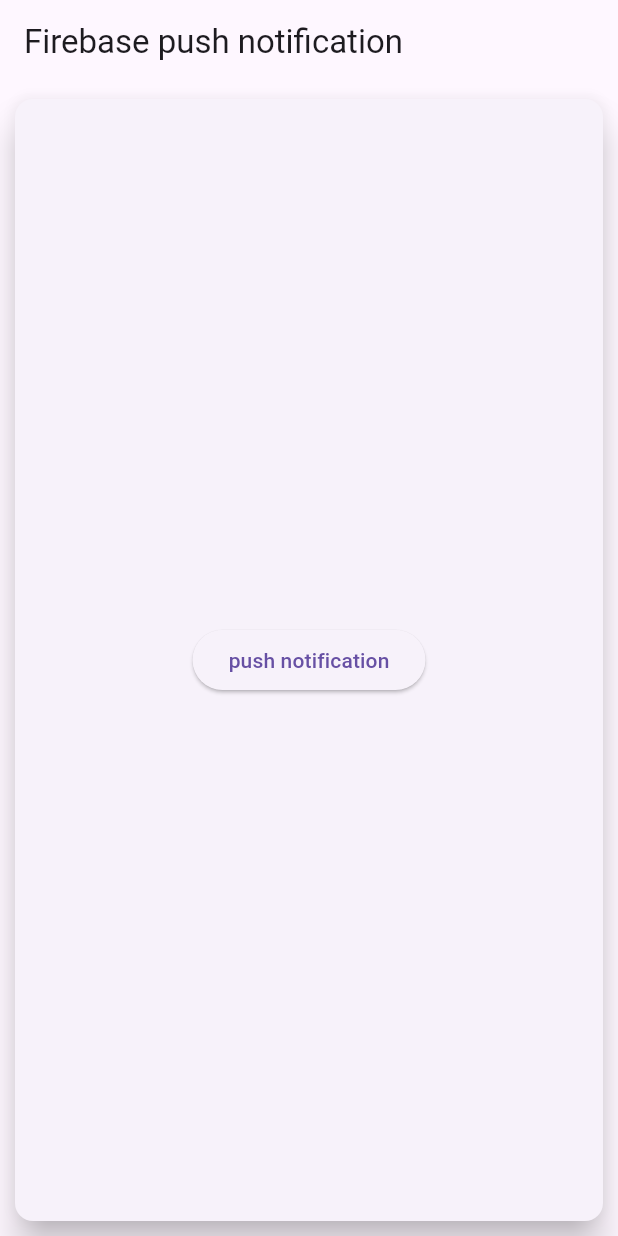
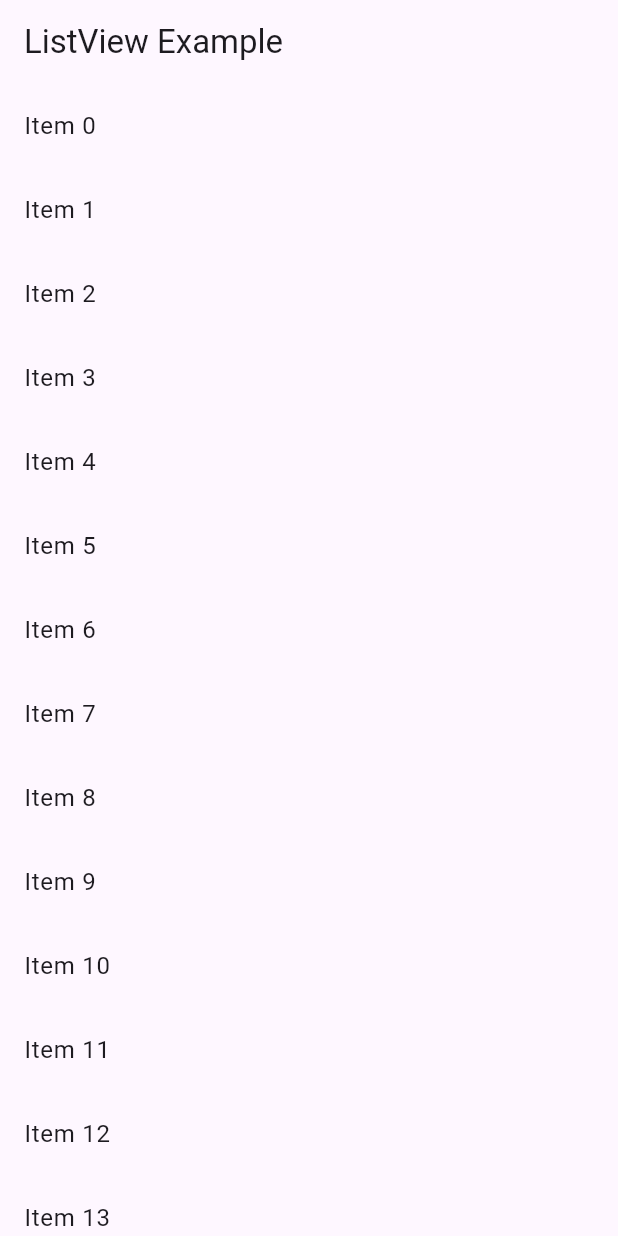
Before and after one commit to krupal0/web-notification-, a Flutter app: the screen it shows after launch, on a phone screen of 412 x 824 dp. Run offline on Flutter 3.47's test engine with Material 3 defaults, Android fonts, the light colour scheme and no system bars; our stand-ins replace firebase_core; accounts and stored records are empty.

Commit message:
forward and reverse scrolling

```diff
--- a/lib/main.dart
+++ b/lib/main.dart
@@ -1,149 +1,116 @@
-import 'dart:async';
-import 'dart:html' as web;
-
-import 'package:firebase_core/firebase_core.dart';
-import 'package:firebase_messaging/firebase_messaging.dart';
 import 'package:flutter/material.dart';
 
-import 'firebase_options.dart';
-
-main() async {
-  await Firebase.initializeApp(
-    options: DefaultFirebaseOptions.currentPlatform,
-  );
-  WidgetsFlutterBinding.ensureInitialized();
+void main() {
   runApp(MyApp());
 }
 
 class MyApp extends StatelessWidget {
-  // This widget is the root of your application.
   @override
   Widget build(BuildContext context) {
     return MaterialApp(
-      title: 'Flutter Animation',
-      theme: ThemeData(
-        primarySwatch: Colors.blue,
-      ),
-      home: PushNotificationApp(),
+      home: MyListView(),
     );
   }
 }
 
-/// Entry point for the example application.
-class PushNotificationApp extends StatefulWidget {
-  static const routeName = "/firebase-push";
-
+class MyListView extends StatefulWidget {
   @override
-  _PushNotificationAppState createState() => _PushNotificationAppState();
+  _MyListViewState createState() => _MyListViewState();
 }
 
-class _PushNotificationAppState extends State<PushNotificationApp> {
-  @override
-  void initState() {
-    getPermission();
-    messageListener(context);
-    super.initState();
-  }
-
-  @override
-  Widget build(BuildContext context) {
-    return FutureBuilder(
-      // Initialize FlutterFire
-      future: Firebase.initializeApp(),
-      builder: (context, snapshot) {
-        // Check for errors
-        if (snapshot.hasError) {
-          return Center(
-            child: Text(snapshot.error.toString()),
-          );
-        }
-        if (snapshot.connectionState == ConnectionState.done) {
-          return NotificationPage();
-        }
-        return const Center(
-          child: CircularProgressIndicator(),
-        );
-      },
-    );
-  }
-
-  Future<void> getPermission() async {
-    FirebaseMessaging messaging = FirebaseMessaging.instance;
-
-    NotificationSettings settings = await messaging.requestPermission(
-      alert: true,
-      announcement: false,
-      badge: true,
-      carPlay: false,
-      criticalAlert: false,
-      provisional: false,
-      sound: true,
-    );
-
-    print('User granted permission: ${settings.authorizationStatus}');
-  }
-
-  void messageListener(BuildContext context) {
-    FirebaseMessaging.onMessage.listen((RemoteMessage message) {});
-  }
-}
-
-class NotificationPage extends StatefulWidget {
-  @override
-  State<StatefulWidget> createState() => _Application();
-}
-
-class _Application extends State<NotificationPage> {
-  late String _token;
-  int notificationCount = 0;
-
-  void setToken(String token) {
-    print('FCM TokenToken: $token');
-    setState(() {
-      _token = token;
-    });
-  }
+class _MyListViewState extends State<MyListView> {
+  ScrollController _scrollController = ScrollController();
+  List<int> _data = List.generate(20, (index) => index);
 
   @override
   void initState() {
     super.initState();
-    getToken();
+    _scrollController.addListener(_scrollListener);
   }
 
-  Future<void> getToken() async {
-    final fcmToken = await FirebaseMessaging.instance.getToken(
-        vapidKey:
-            "BHjIj9cxG9O1ZGwHt4FpOzQPuj6zZjvAFxqp602U_Eby3kcCEBpMy05Jm0QIuJsL5Zl3X9T8dfTyeIS4nZ8tths");
-    //get token
-    setToken(fcmToken!);
-    FirebaseMessaging.instance.getToken().then((value) => setToken(value!));
-    FirebaseMessaging.instance.onTokenRefresh.listen(setToken);
+  @override
+  void dispose() {
+    _scrollController.dispose();
+    super.dispose();
+  }
+
+  void _scrollListener() {
+    // Check if scroll position is at the top
+    if (_scrollController.position.pixels == 0) {
+      List<int> newData = List.generate(10, (index) => index + _data.length);
+      setState(() {
+        _data.insertAll(0, newData);
+      });
+    }
+    if (_scrollController.offset >=
+        _scrollController.position.maxScrollExtent &&
+        !_scrollController.position.outOfRange) {
+      List<int> newData = List.generate(10, (index) => index + _data.length);
+      setState(() {
+        _data.addAll(newData);
+      });
+    }
   }
 
   @override
   Widget build(BuildContext context) {
     return Scaffold(
-        appBar: AppBar(
-          title: const Text('Firebase push notification'),
-        ),
-        body: Center(
-          child: Card(
-              margin: const EdgeInsets.all(10),
-              elevation: 10,
-              child: Center(
-                child: ElevatedButton(
-                  onPressed: () async {
-                    var permission = web.Notification.permission;
-                    if (permission != 'granted') {
-                      permission = await web.Notification.requestPermission();
-                    }
-                    if (permission == 'granted') {
-                      web.Notification( 'hello world ' );
-                    }
-                  },
-                  child: const Text('push notification'),
-                ),
-              )),
-        ));
+      appBar: AppBar(
+        title: const Text('ListView Example'),
+      ),
+      body: ListView.builder(
+        physics: const PositionRetainedScrollPhysics(),
+        controller: _scrollController,
+        itemCount: _data.length,
+        itemBuilder: (context, index) {
+          return ListTile(
+            title: Text('Item ${_data[index]}'),
+          );
+        },
+      ),
+    );
   }
 }
+
+
+class PositionRetainedScrollPhysics extends ScrollPhysics {
+  final bool shouldRetain;
+  const PositionRetainedScrollPhysics({super.parent, this.shouldRetain = true});
+
+  @override
+  PositionRetainedScrollPhysics applyTo(ScrollPhysics? ancestor) {
+    return PositionRetainedScrollPhysics(
+      parent: buildParent(ancestor),
+      shouldRetain: shouldRetain,
+    );
+  }
+
+  @override
+  double adjustPositionForNewDimensions({
+    required ScrollMetrics oldPosition,
+    required ScrollMetrics newPosition,
+    required bool isScrolling,
+    required double velocity,
+  }) {
+    final position = super.adjustPositionForNewDimensions(
+      oldPosition: oldPosition,
+      newPosition: newPosition,
+      isScrolling: isScrolling,
+      velocity: velocity,
+    );
+
+    final diff = newPosition.maxScrollExtent - oldPosition.maxScrollExtent;
+    if (oldPosition.pixels > oldPosition.minScrollExtent &&
+        diff > 0 &&
+        shouldRetain) {
+
+      if(position > 0){
+        return position;
+      }else{
+        return position + diff;
+      }
+    } else {
+      return position;
+    }
+  }
+}
```
